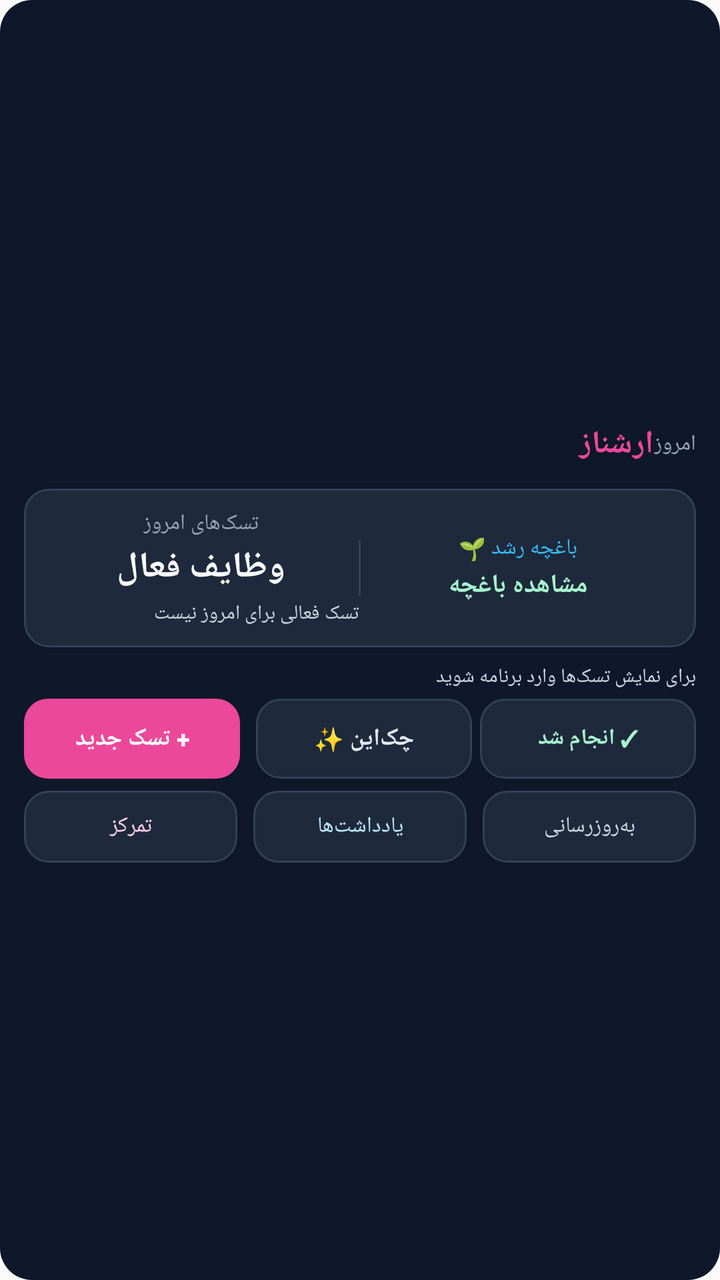
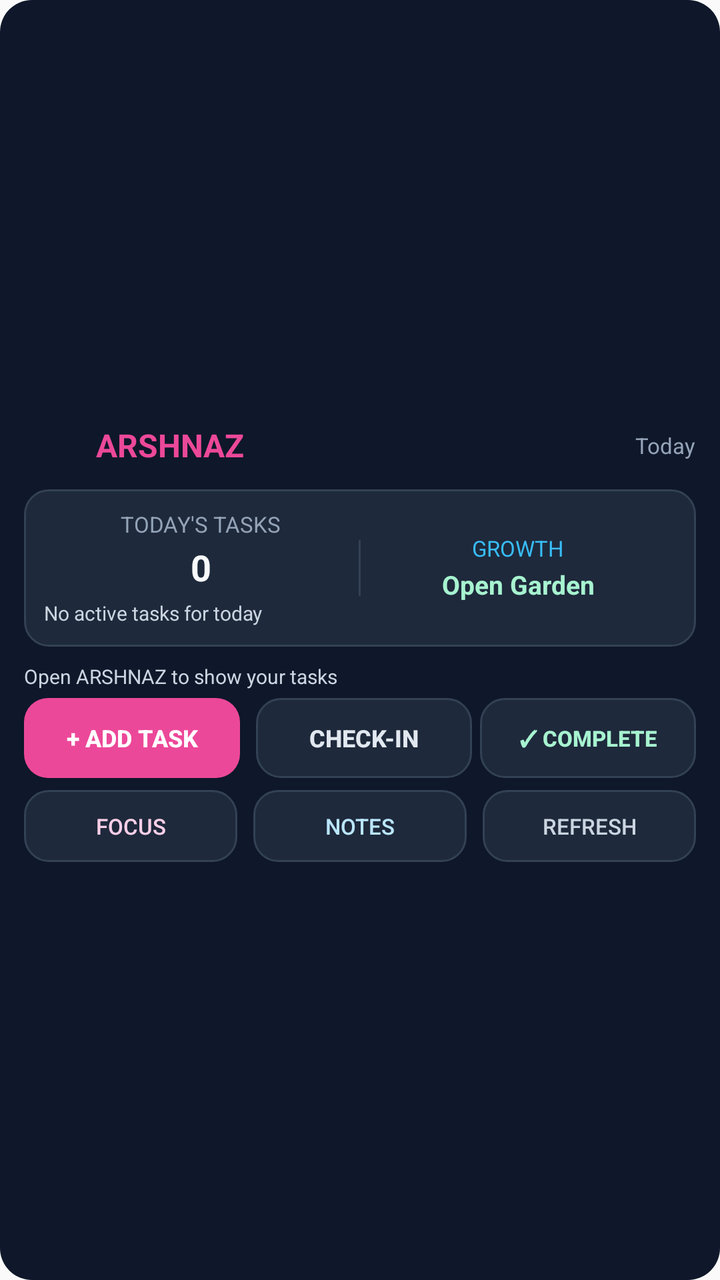

Compare the two renders of this Android layout. The source of the first and the diff that turns it into the second are given below.
<!-- AndroidManifest.xml: application theme AppTheme -->
<!-- res/layout/widget_arshnaz.xml -->
<?xml version="1.0" encoding="utf-8"?>
<LinearLayout xmlns:android="http://schemas.android.com/apk/res/android"
    android:id="@+id/widget_container"
    android:layout_width="match_parent"
    android:layout_height="match_parent"
    android:orientation="vertical"
    android:background="@drawable/widget_background"
    android:padding="12dp"
    android:gravity="center">

    
    <LinearLayout
        android:layout_width="match_parent"
        android:layout_height="wrap_content"
        android:orientation="horizontal"
        android:gravity="center_vertical"
        android:paddingBottom="8dp">

        <ImageView
            android:layout_width="28dp"
            android:layout_height="28dp"
            android:src="@mipmap/ic_launcher"
            android:contentDescription="ARSHNAZ" />

        <TextView
            android:layout_width="0dp"
            android:layout_height="wrap_content"
            android:layout_weight="1"
            android:layout_marginStart="8dp"
            android:text="ارشناز"
            android:textSize="16sp"
            android:textStyle="bold"
            android:textColor="#ec4899" />

        <TextView
            android:id="@+id/widget_date"
            android:layout_width="wrap_content"
            android:layout_height="wrap_content"
            android:text="امروز"
            android:textSize="11sp"
            android:textColor="#94a3b8" />
    </LinearLayout>

    
    <LinearLayout
        android:layout_width="match_parent"
        android:layout_height="wrap_content"
        android:orientation="horizontal"
        android:gravity="center_vertical"
        android:padding="10dp"
        android:background="@drawable/widget_card_background"
        android:layout_marginBottom="8dp">

        <LinearLayout
            android:layout_width="0dp"
            android:layout_height="wrap_content"
            android:layout_weight="1"
            android:orientation="vertical"
            android:gravity="center">

            <TextView
                android:layout_width="wrap_content"
                android:layout_height="wrap_content"
                android:text="تسک‌های امروز"
                android:textSize="11sp"
                android:textColor="#94a3b8" />

            <TextView
                android:id="@+id/widget_task_count"
                android:layout_width="wrap_content"
                android:layout_height="wrap_content"
                android:text="وظایف فعال"
                android:textSize="18sp"
                android:textStyle="bold"
                android:textColor="#f8fafc"
                android:layout_marginTop="2dp" />

            <TextView
                android:id="@+id/widget_next_task"
                android:layout_width="match_parent"
                android:layout_height="wrap_content"
                android:ellipsize="end"
                android:maxLines="3"
                android:text="تسک فعالی برای امروز نیست"
                android:textSize="10sp"
                android:textColor="#cbd5e1"
                android:layout_marginTop="4dp" />
        </LinearLayout>

        <ImageView
            android:layout_width="1dp"
            android:layout_height="28dp"
            android:importantForAccessibility="no"
            android:background="#334155" />

        <LinearLayout
            android:id="@+id/widget_garden_btn"
            android:layout_width="0dp"
            android:layout_height="wrap_content"
            android:layout_weight="1"
            android:orientation="vertical"
            android:gravity="center">

            <TextView
                android:layout_width="wrap_content"
                android:layout_height="wrap_content"
                android:text="باغچه رشد 🌱"
                android:textSize="11sp"
                android:textColor="#38bdf8" />

            <TextView
                android:id="@+id/widget_garden_status"
                android:layout_width="wrap_content"
                android:layout_height="wrap_content"
                android:text="مشاهده باغچه"
                android:textSize="13sp"
                android:textStyle="bold"
                android:textColor="#a7f3d0"
                android:layout_marginTop="2dp" />
        </LinearLayout>
    </LinearLayout>

    <TextView
        android:id="@+id/widget_sync_status"
        android:layout_width="match_parent"
        android:layout_height="wrap_content"
        android:text="برای نمایش تسک‌ها وارد برنامه شوید"
        android:textSize="10sp"
        android:textColor="#cbd5e1"
        android:paddingBottom="4dp" />

    
    <LinearLayout
        android:layout_width="match_parent"
        android:layout_height="wrap_content"
        android:orientation="horizontal"
        android:gravity="center">

        
        <Button
            android:id="@+id/widget_add_task"
            android:layout_width="0dp"
            android:layout_height="40dp"
            android:layout_weight="1"
            android:text="+ تسک جدید"
            android:textSize="12sp"
            android:textStyle="bold"
            android:textColor="#ffffff"
            android:background="@drawable/widget_button_background"
            android:stateListAnimator="@null"
            android:layout_marginEnd="4dp" />

        
        <Button
            android:id="@+id/widget_checkin"
            android:layout_width="0dp"
            android:layout_height="40dp"
            android:layout_weight="1"
            android:text="چک‌این ✨"
            android:textSize="12sp"
            android:textStyle="bold"
            android:textColor="#e2e8f0"
            android:background="@drawable/widget_card_background"
            android:stateListAnimator="@null"
            android:layout_marginStart="4dp" />

        <Button
            android:id="@+id/widget_complete_task"
            android:layout_width="0dp"
            android:layout_height="40dp"
            android:layout_weight="1"
            android:text="✓ انجام شد"
            android:textSize="11sp"
            android:textStyle="bold"
            android:textColor="#a7f3d0"
            android:background="@drawable/widget_card_background"
            android:stateListAnimator="@null"
            android:layout_marginStart="4dp" />
    </LinearLayout>

    <LinearLayout
        android:layout_width="match_parent"
        android:layout_height="wrap_content"
        android:orientation="horizontal"
        android:gravity="center"
        android:layout_marginTop="6dp">

        <Button
            android:id="@+id/widget_pomodoro"
            android:layout_width="0dp"
            android:layout_height="36dp"
            android:layout_weight="1"
            android:text="تمرکز"
            android:textSize="11sp"
            android:textColor="#fbcfe8"
            android:background="@drawable/widget_card_background"
            android:stateListAnimator="@null"
            android:layout_marginEnd="4dp" />

        <Button
            android:id="@+id/widget_notes"
            android:layout_width="0dp"
            android:layout_height="36dp"
            android:layout_weight="1"
            android:text="یادداشت‌ها"
            android:textSize="11sp"
            android:textColor="#bae6fd"
            android:background="@drawable/widget_card_background"
            android:stateListAnimator="@null"
            android:layout_marginStart="4dp"
            android:layout_marginEnd="4dp" />

        <Button
            android:id="@+id/widget_refresh"
            android:layout_width="0dp"
            android:layout_height="36dp"
            android:layout_weight="1"
            android:text="به‌روزرسانی"
            android:textSize="11sp"
            android:textColor="#cbd5e1"
            android:background="@drawable/widget_card_background"
            android:stateListAnimator="@null"
            android:layout_marginStart="4dp" />
    </LinearLayout>
</LinearLayout>
<!-- resources referenced by this layout -->
<resources>
  <!-- drawable widget_background (drawable) -->
  <?xml version="1.0" encoding="utf-8"?>
  <shape xmlns:android="http://schemas.android.com/apk/res/android">
      <solid android:color="#0F172A" />
      <corners android:radius="16dp" />
  </shape>
  <!-- drawable widget_button_background (drawable) -->
  <?xml version="1.0" encoding="utf-8"?>
  <selector xmlns:android="http://schemas.android.com/apk/res/android">
      <item android:state_pressed="true">
          <shape>
              <solid android:color="#db2777" />
              <corners android:radius="12dp" />
          </shape>
      </item>
      <item>
          <shape>
              <solid android:color="#ec4899" />
              <corners android:radius="12dp" />
          </shape>
      </item>
  </selector>
  <!-- drawable widget_card_background (drawable) -->
  <?xml version="1.0" encoding="utf-8"?>
  <shape xmlns:android="http://schemas.android.com/apk/res/android">
      <solid android:color="#1e293b" />
      <corners android:radius="12dp" />
      <stroke android:width="1dp" android:color="#334155" />
  </shape>
  <!-- mipmap ic_launcher (mipmap-anydpi-v26) -->
  <?xml version="1.0" encoding="utf-8"?>
  <adaptive-icon xmlns:android="http://schemas.android.com/apk/res/android">
      <background android:drawable="@color/ic_launcher_background"/>
      <foreground android:drawable="@mipmap/ic_launcher_foreground"/>
  </adaptive-icon>
  <style name="AppTheme" parent="Theme.AppCompat.Light.DarkActionBar">
          
          <item name="colorPrimary">@color/colorPrimary</item>
          <item name="colorPrimaryDark">@color/colorPrimaryDark</item>
          <item name="colorAccent">@color/colorAccent</item>
      </style>
  <color name="ic_launcher_background">#FFFFFF</color>
</resources>

<!-- the commit's change to res/layout/widget_arshnaz.xml (unified diff, before → after) -->
@@ -27,7 +27,7 @@
             android:layout_height="wrap_content"
             android:layout_weight="1"
             android:layout_marginStart="8dp"
-            android:text="ارشناز"
+            android:text="ARSHNAZ"
             android:textSize="16sp"
             android:textStyle="bold"
             android:textColor="#ec4899" />
@@ -36,7 +36,7 @@
             android:id="@+id/widget_date"
             android:layout_width="wrap_content"
             android:layout_height="wrap_content"
-            android:text="امروز"
+            android:text="Today"
             android:textSize="11sp"
             android:textColor="#94a3b8" />
     </LinearLayout>
@@ -61,7 +61,7 @@
             <TextView
                 android:layout_width="wrap_content"
                 android:layout_height="wrap_content"
-                android:text="تسک‌های امروز"
+                android:text="TODAY'S TASKS"
                 android:textSize="11sp"
                 android:textColor="#94a3b8" />
 
@@ -69,7 +69,7 @@
                 android:id="@+id/widget_task_count"
                 android:layout_width="wrap_content"
                 android:layout_height="wrap_content"
-                android:text="وظایف فعال"
+                android:text="0"
                 android:textSize="18sp"
                 android:textStyle="bold"
                 android:textColor="#f8fafc"
@@ -81,7 +81,7 @@
                 android:layout_height="wrap_content"
                 android:ellipsize="end"
                 android:maxLines="3"
-                android:text="تسک فعالی برای امروز نیست"
+                android:text="No active tasks for today"
                 android:textSize="10sp"
                 android:textColor="#cbd5e1"
                 android:layout_marginTop="4dp" />
@@ -104,7 +104,7 @@
             <TextView
                 android:layout_width="wrap_content"
                 android:layout_height="wrap_content"
-                android:text="باغچه رشد 🌱"
+                android:text="GROWTH"
                 android:textSize="11sp"
                 android:textColor="#38bdf8" />
 
@@ -112,7 +112,7 @@
                 android:id="@+id/widget_garden_status"
                 android:layout_width="wrap_content"
                 android:layout_height="wrap_content"
-                android:text="مشاهده باغچه"
+                android:text="Open Garden"
                 android:textSize="13sp"
                 android:textStyle="bold"
                 android:textColor="#a7f3d0"
@@ -124,7 +124,7 @@
         android:id="@+id/widget_sync_status"
         android:layout_width="match_parent"
         android:layout_height="wrap_content"
-        android:text="برای نمایش تسک‌ها وارد برنامه شوید"
+        android:text="Open ARSHNAZ to show your tasks"
         android:textSize="10sp"
         android:textColor="#cbd5e1"
         android:paddingBottom="4dp" />
@@ -142,7 +142,7 @@
             android:layout_width="0dp"
             android:layout_height="40dp"
             android:layout_weight="1"
-            android:text="+ تسک جدید"
+            android:text="+ Add task"
             android:textSize="12sp"
             android:textStyle="bold"
             android:textColor="#ffffff"
@@ -156,7 +156,7 @@
             android:layout_width="0dp"
             android:layout_height="40dp"
             android:layout_weight="1"
-            android:text="چک‌این ✨"
+            android:text="Check-in"
             android:textSize="12sp"
             android:textStyle="bold"
             android:textColor="#e2e8f0"
@@ -169,7 +169,7 @@
             android:layout_width="0dp"
             android:layout_height="40dp"
             android:layout_weight="1"
-            android:text="✓ انجام شد"
+            android:text="✓ Complete"
             android:textSize="11sp"
             android:textStyle="bold"
             android:textColor="#a7f3d0"
@@ -190,7 +190,7 @@
             android:layout_width="0dp"
             android:layout_height="36dp"
             android:layout_weight="1"
-            android:text="تمرکز"
+            android:text="Focus"
             android:textSize="11sp"
             android:textColor="#fbcfe8"
             android:background="@drawable/widget_card_background"
@@ -202,7 +202,7 @@
             android:layout_width="0dp"
             android:layout_height="36dp"
             android:layout_weight="1"
-            android:text="یادداشت‌ها"
+            android:text="Notes"
             android:textSize="11sp"
             android:textColor="#bae6fd"
             android:background="@drawable/widget_card_background"
@@ -215,7 +215,7 @@
             android:layout_width="0dp"
             android:layout_height="36dp"
             android:layout_weight="1"
-            android:text="به‌روزرسانی"
+            android:text="Refresh"
             android:textSize="11sp"
             android:textColor="#cbd5e1"
             android:background="@drawable/widget_card_background"
